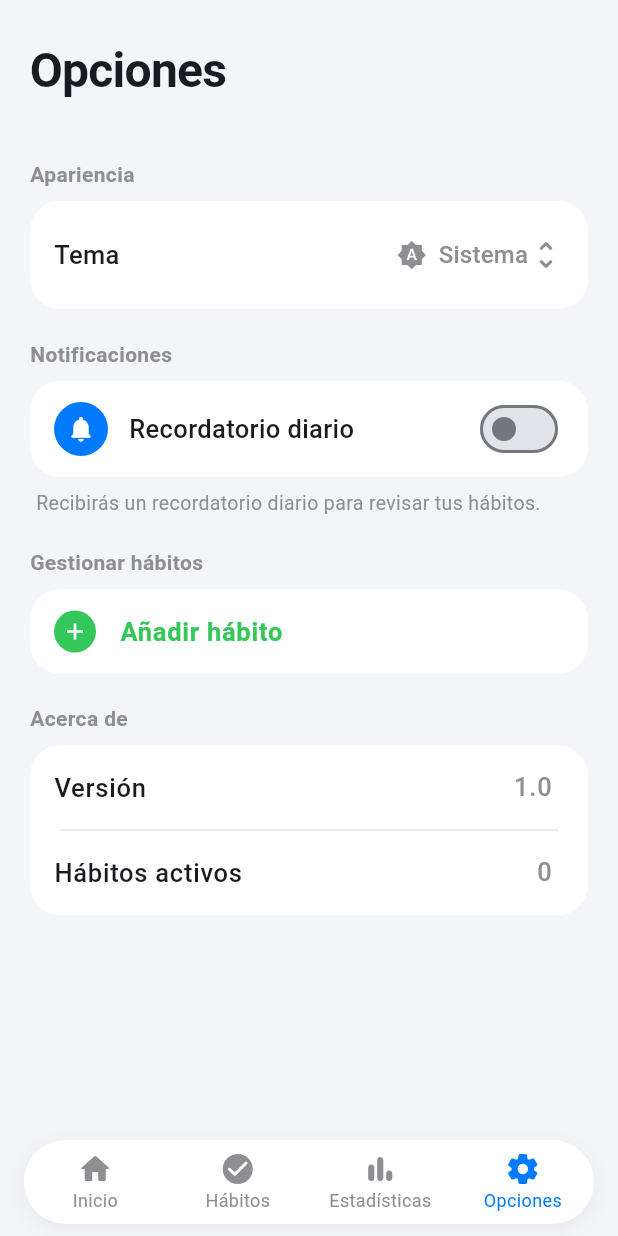
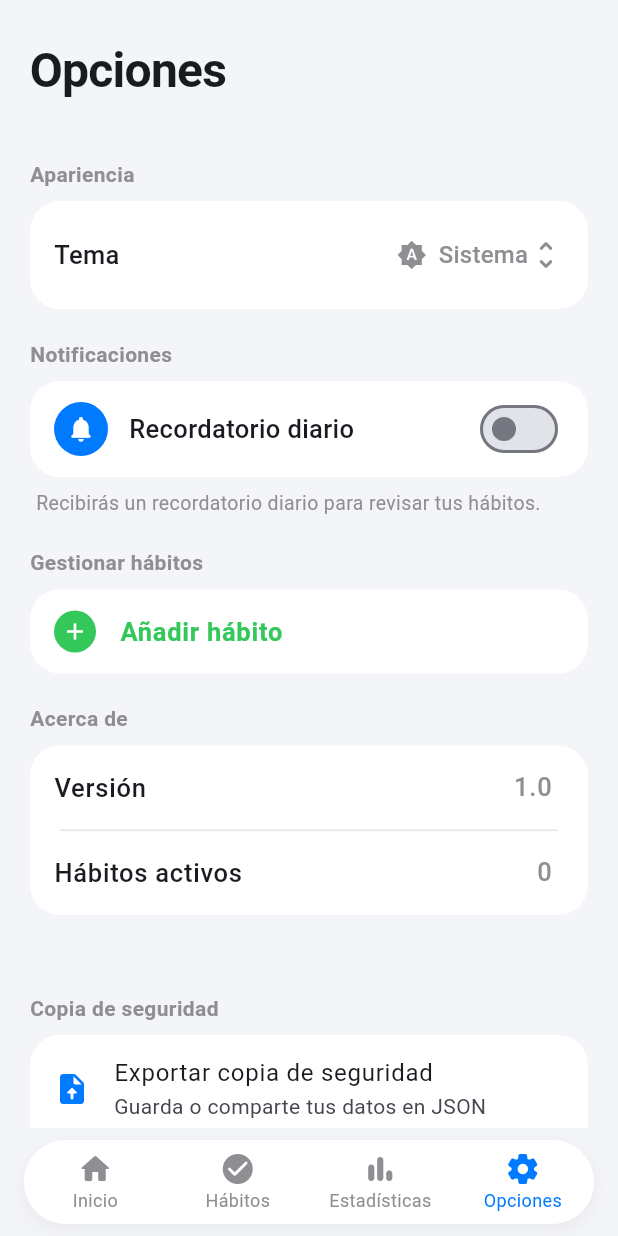
Before and after one commit to BxFrXnK/Trackeame, a Flutter app: the screen it shows after launch, item 4 of the bottom bar chosen, on a phone screen of 412 x 824 dp. Run offline on Flutter 3.47's test engine with Material 3 defaults, Android fonts, the phone set to English and light mode, and no system bars; our stand-ins replace file_picker, share_plus, sqflite; accounts and stored records are empty.

Commit message:
Implementacion de la base de datos y copia de seguridad.

```diff
--- a/lib/views/settings/settings_view.dart
+++ b/lib/views/settings/settings_view.dart
@@ -355,6 +355,63 @@ class _SettingsViewState extends State<SettingsView> {
                     ),
                   ),
                 ),
+                // Sección: Copia de seguridad
+                _buildSectionHeader('Copia de seguridad'),
+                SliverToBoxAdapter(
+                  child: Padding(
+                    padding: const EdgeInsets.symmetric(horizontal: 20),
+                    child: Card(
+                      child: Column(
+                        children: [
+                          ListTile(
+                            leading: const Icon(
+                              Icons.upload_file_rounded,
+                              color: Color(0xFF007AFF),
+                            ),
+                            title: const Text('Exportar copia de seguridad'),
+                            subtitle: const Text(
+                              'Guarda o comparte tus datos en JSON',
+                            ),
+                            onTap: () async {
+                              await widget.habitController.exportData();
+                            },
+                          ),
+                          const Divider(
+                            height: 1,
+                            indent: 20,
+                            endIndent: 20,
+                            color: Color(0xFFE5E5EA),
+                          ),
+                          ListTile(
+                            leading: const Icon(
+                              Icons.download_rounded,
+                              color: Color(0xFF34C759),
+                            ),
+                            title: const Text('Restaurar copia de seguridad'),
+                            subtitle: const Text(
+                              'Carga hábitos desde un archivo JSON',
+                            ),
+                            onTap: () async {
+                              final success = await widget.habitController
+                                  .importData();
+                              if (context.mounted) {
+                                ScaffoldMessenger.of(context).showSnackBar(
+                                  SnackBar(
+                                    content: Text(
+                                      success
+                                          ? 'Copia de seguridad restaurada con éxito'
+                                          : 'Proceso cancelado o archivo inválido',
+                                    ),
+                                  ),
+                                );
+                              }
+                            },
+                          ),
+                        ],
+                      ),
+                    ),
+                  ),
+                ),
               ],
             );
           },
--- a/pubspec.yaml
+++ b/pubspec.yaml
@@ -38,6 +38,9 @@ dependencies:
   path: ^1.9.1
   intl: ^0.20.3
   uuid: ^4.6.0
+  path_provider: ^2.1.6
+  file_picker: ^13.1.0
+  share_plus: ^13.3.1
 
 dev_dependencies:
   flutter_test:
```
Also changed, not shown: lib/controllers/habit_controller.dart (+31 -1 lines), lib/services/backup_service.dart (added, +86 -0 lines), pubspec.lock, 6 other files.
